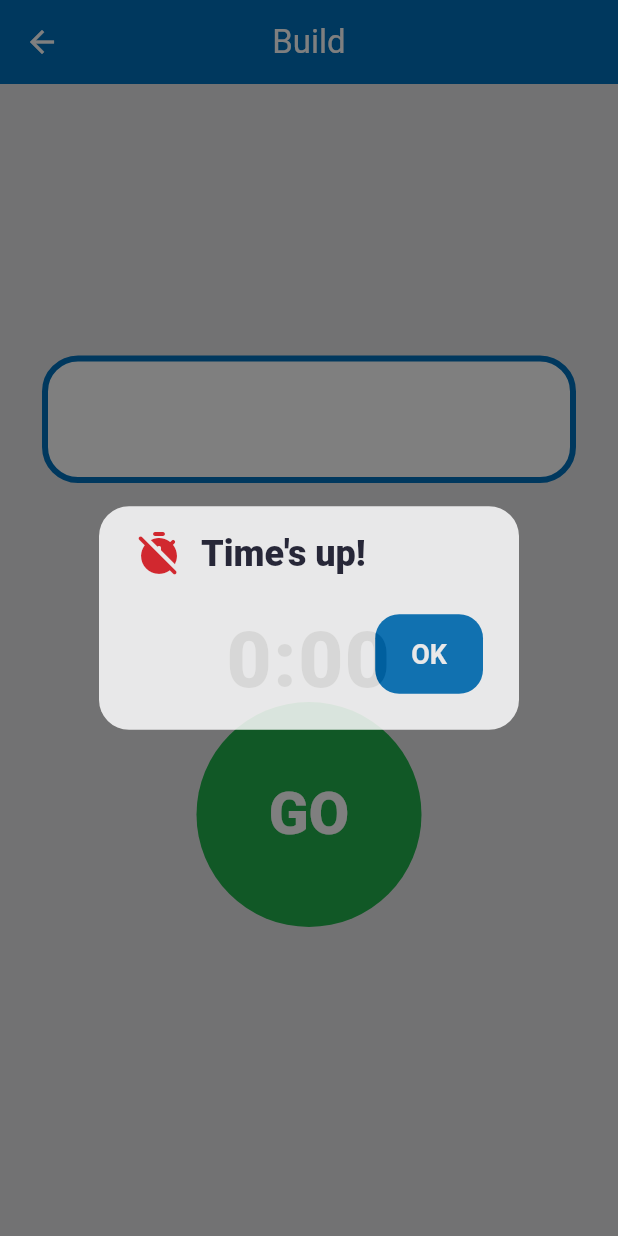
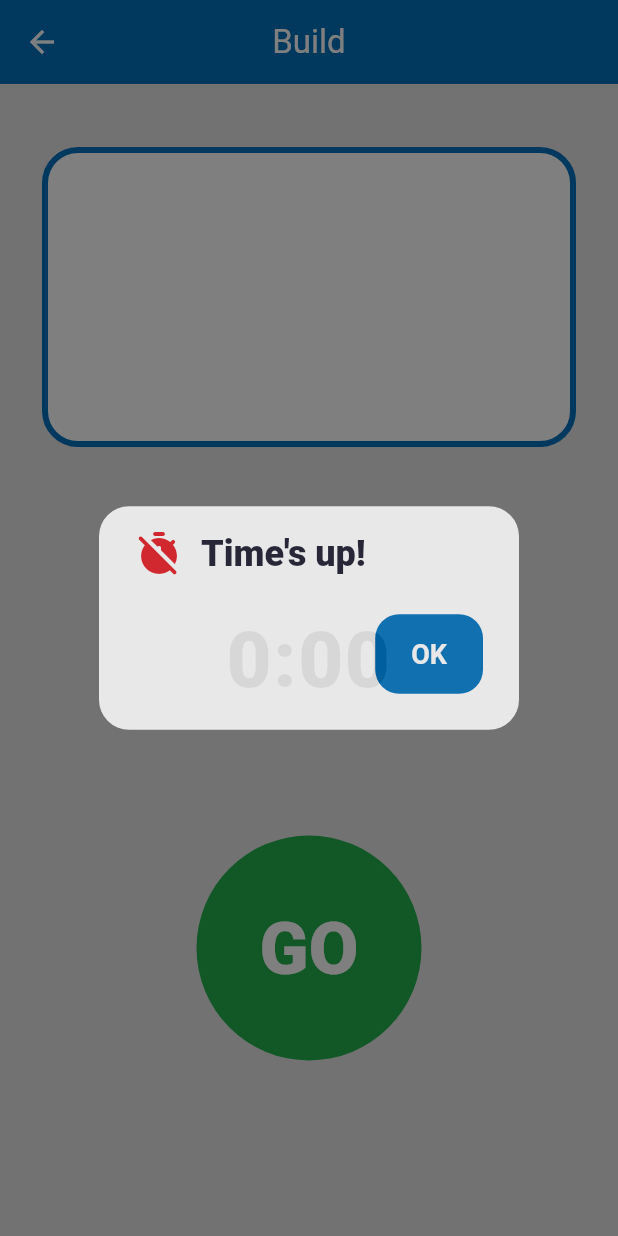
Before and after one commit to NDePetris/brick-builder-battle, a Flutter app: the PromptScreen screen opened directly with empty values, after a tap on "GO", on a phone screen of 412 x 824 dp. Run offline on Flutter 3.47's test engine with Material 3 defaults, Android fonts, the phone set to English and light mode, and no system bars.

Commit message:
Implement countdown reset functionality in PromptScreen and update button behavior to toggle between 'GO' and 'STOP' states. Adjust layout for improved positioning of UI elements.

```diff
--- a/lib/screens/prompt_screen.dart
+++ b/lib/screens/prompt_screen.dart
@@ -68,6 +68,15 @@ class _PromptScreenState extends State<PromptScreen> {
     });
   }
 
+  void _stopAndResetCountdown() {
+    _timer?.cancel();
+    _timer = null;
+    setState(() {
+      _isRunning = false;
+      _remainingSeconds = widget.durationSeconds;
+    });
+  }
+
   void _showTimeUpDialog() {
     showDialog<void>(
       context: context,
@@ -132,16 +141,19 @@ class _PromptScreenState extends State<PromptScreen> {
         child: SafeArea(
           child: LayoutBuilder(
             builder: (context, constraints) {
-              final oneThird = constraints.maxHeight / 3;
+              const promptCardHeight = 200.0;
+              final promptCardTop = (constraints.maxHeight * 0.25) - 150;
+              const goButtonSize = 150.0;
               return Stack(
                 children: [
                   Positioned(
                     left: 0,
                     right: 0,
-                    top: oneThird - 75,
+                    top: promptCardTop,
                     child: Padding(
                       padding: const EdgeInsets.symmetric(horizontal: 28),
                       child: Container(
+                        height: promptCardHeight,
                         decoration: BoxDecoration(
                           color: Colors.white,
                           borderRadius: BorderRadius.circular(24),
@@ -155,7 +167,7 @@ class _PromptScreenState extends State<PromptScreen> {
                             horizontal: 20,
                             vertical: 22,
                           ),
-                          child: SingleChildScrollView(
+                          child: Center(
                             child: Text(
                               widget.prompt,
                               textAlign: TextAlign.center,
@@ -189,24 +201,27 @@ class _PromptScreenState extends State<PromptScreen> {
                   Positioned(
                     left: 0,
                     right: 0,
-                    bottom: oneThird - 50,
+                    top: (constraints.maxHeight * 0.75) - (goButtonSize / 2),
                     child: Center(
                       child: SizedBox(
-                        width: 150,
-                        height: 150,
+                        width: goButtonSize,
+                        height: goButtonSize,
                         child: FilledButton(
-                          onPressed: _isRunning ? null : _startCountdown,
+                          onPressed:
+                              _isRunning ? _stopAndResetCountdown : _startCountdown,
                           style: FilledButton.styleFrom(
                             shape: const CircleBorder(),
-                            backgroundColor: const Color(0xFF22B14C),
+                            backgroundColor:
+                                _isRunning
+                                    ? const Color(0xFFE31B23)
+                                    : const Color(0xFF22B14C),
                             foregroundColor: Colors.white,
-                            disabledBackgroundColor: const Color(0xFF9ADAAE),
                             padding: EdgeInsets.zero,
                           ),
-                          child: const Text(
-                            'GO',
-                            style: TextStyle(
-                              fontSize: 39,
+                          child: Text(
+                            _isRunning ? 'STOP' : 'GO',
+                            style: const TextStyle(
+                              fontSize: 48,
                               fontWeight: FontWeight.w800,
                               color: Colors.white,
                             ),
```
